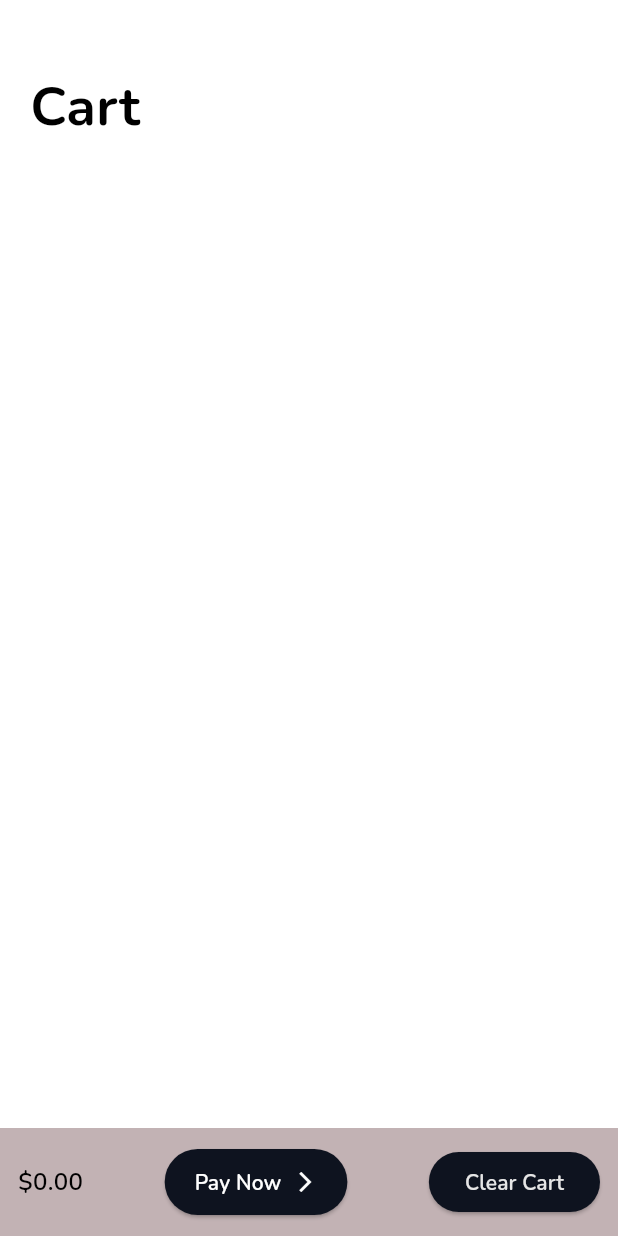
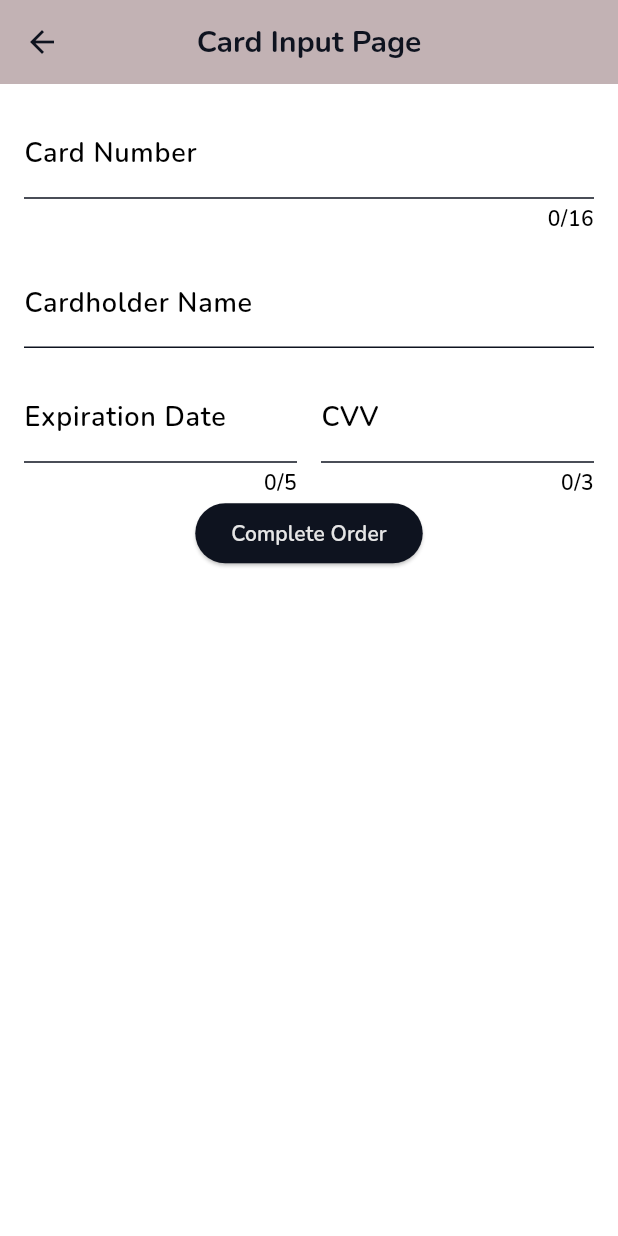
Before and after one commit to csc190mothership/mothership-app, a Flutter app: the CartPage screen opened directly, after a tap on "Pay Now", on a phone screen of 412 x 824 dp. Run offline on Flutter 3.47's test engine with Material 3 defaults, Android fonts, the phone set to English and light mode, and no system bars; our stand-ins replace flutter_dotenv, google_sign_in, page_transition, supabase_flutter, transparent_image, video_player; missing offline and left inert: flutter_stripe, oauth2; accounts and stored records are empty; network calls fail.

Commit message:
mothership connection

```diff
--- a/lib/payment.dart
+++ b/lib/payment.dart
@@ -102,7 +102,7 @@ class Payment {
   }
 
   String calculateAmount(String amount) {
-    final calculatedAmount = (int.parse(amount)) * 100;
+    final calculatedAmount = (double.parse(amount)) * 100;
     return calculatedAmount.toString();
   }
 }
--- /dev/null
+++ b/lib/screens/cardinput.dart
@@ -0,0 +1,78 @@
+import 'package:flutter/material.dart';
+import 'package:mothership/main.dart';
+import 'package:mothership/screens/shop.dart';
+import 'package:page_transition/page_transition.dart';
+
+class CardInputPage extends StatefulWidget {
+  @override
+  _CardInputPageState createState() => _CardInputPageState();
+}
+
+class _CardInputPageState extends State<CardInputPage> {
+  @override
+  Widget build(BuildContext context) {
+    return Scaffold(
+      appBar: AppBar(
+        title: Text('Card Input Page'),
+      ),
+      body: Container(
+        padding: EdgeInsets.all(16),
+        child: Column(
+          children: [
+            TextField(
+              decoration: InputDecoration(
+                labelText: 'Card Number',
+              ),
+              keyboardType: TextInputType.number,
+              maxLength: 16,
+            ),
+            SizedBox(height: 16),
+            TextField(
+              decoration: InputDecoration(
+                labelText: 'Cardholder Name',
+              ),
+            ),
+            SizedBox(height: 16),
+            Row(
+              children: [
+                Expanded(
+                  child: TextField(
+                    decoration: InputDecoration(
+                      labelText: 'Expiration Date',
+                    ),
+                    maxLength: 5,
+                  ),
+                ),
+                SizedBox(width: 16),
+                Expanded(
+                  child: TextField(
+                    decoration: InputDecoration(
+                      labelText: 'CVV',
+                    ),
+                    keyboardType: TextInputType.number,
+                    maxLength: 3,
+                  ),
+                ),
+              ],
+            ),
+            ElevatedButton(onPressed:() {
+                          showSnackBar(context, 'Order Complete!');
+                          Navigator.push(
+                            context,
+                            PageTransition(
+                                type: PageTransitionType.fade,
+                                child: MyHomePage()),
+                          );
+                        }, child: Text("Complete Order"))
+          ],
+        ),
+      ),
+    );
+  }
+
+  void showSnackBar(BuildContext context, String s) {
+    final snackBar = SnackBar(content: Text(s));
+    ScaffoldMessenger.of(context).showSnackBar(snackBar);
+
+  }
+}
--- a/lib/screens/cart.dart
+++ b/lib/screens/cart.dart
@@ -2,7 +2,9 @@
 import 'package:flutter/material.dart';
 import 'package:mothership/main.dart';
 import 'package:mothership/payment.dart';
+import 'package:mothership/screens/cardinput.dart';
 import 'package:mothership/utilities/product.dart';
+import 'package:page_transition/page_transition.dart';
 import 'package:provider/provider.dart';
 
 // Cart data saved as long as app is open via this CartModel which is launched in main
@@ -69,8 +71,7 @@ class CartModel with ChangeNotifier {
       // Check if quantity is not null before incrementing it
       if (cartItems[index].quantity != null) {
         // increment the quantity by 1
-        cartItems[index].quantity =
-            (cartItems[index].quantity! + 1).clamp(0, double.infinity.toInt());
+        cartItems[index].quantity = cartItems[index].quantity! + 1;
         notifyListeners();
       }
     }
@@ -83,8 +84,7 @@ class CartModel with ChangeNotifier {
       // Check if quantity is not null before decrementing it
       if (cartItems[index].quantity != null) {
         // Decrement the quantity by 1 if it's not null
-        cartItems[index].quantity =
-            (cartItems[index].quantity! - 1).clamp(0, double.infinity.toInt());
+        cartItems[index].quantity = cartItems[index].quantity! - 1;
 
         // If the quantity becomes zero, remove the item from the cart
         if (cartItems[index].quantity == 0) {
@@ -176,7 +176,13 @@ class _CartPageState extends State<CartPage> {
                       ElevatedButton(
                         onPressed: () {
                           String stripeAPIPrice = "0.01";
-                          payment.makePayment(context, stripeAPIPrice);
+                          //payment.makePayment(context, stripeAPIPrice);
+                          Navigator.push(
+                          context,
+                          PageTransition(
+                              type: PageTransitionType.fade,
+                              child: CardInputPage()));
+
                         },
                         style: ElevatedButton.styleFrom(
                           shape: RoundedRectangleBorder(
```
Also changed, not shown: 5 other files.
